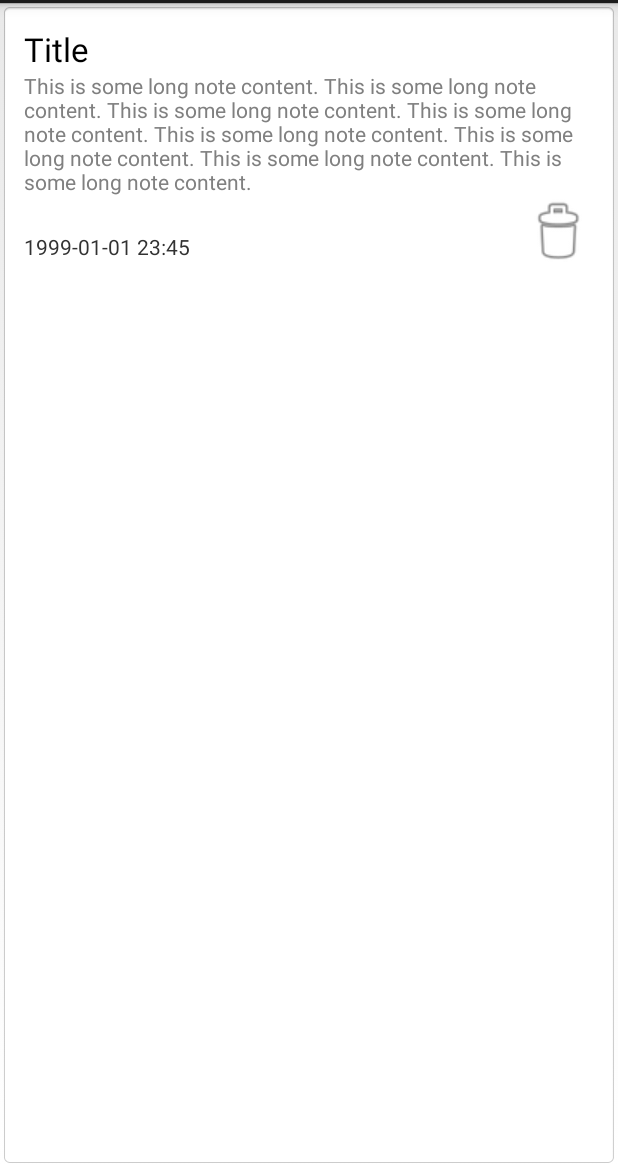
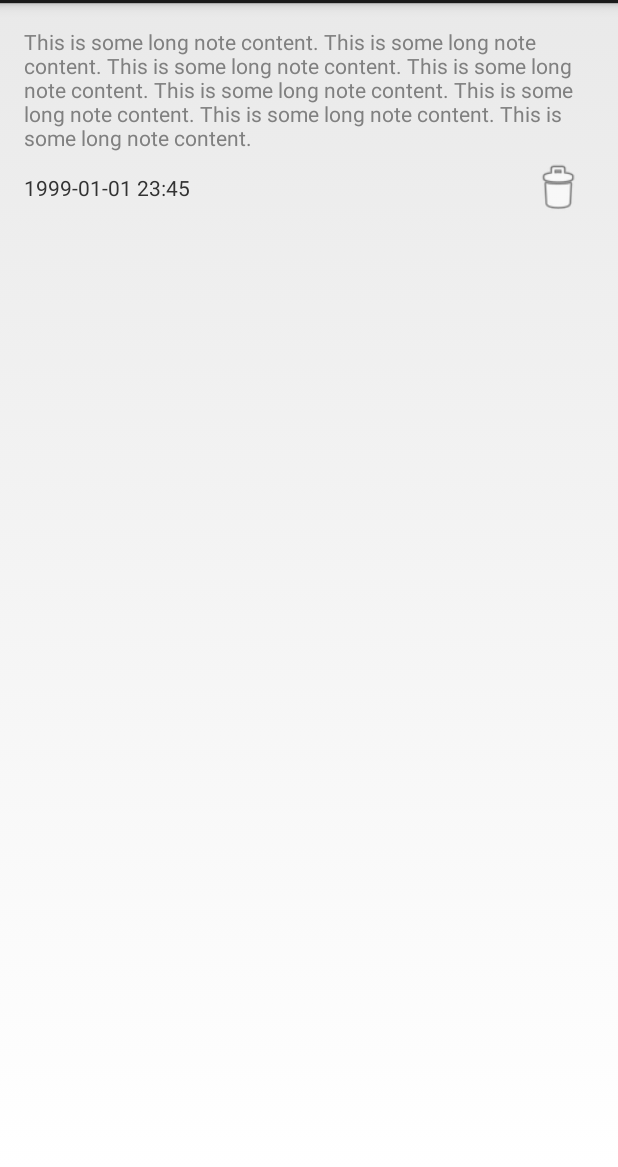
Before and after one commit to corneliudascalu/mvp-notes, an Android app: the layout note_details.xml on its own in the app's theme, with its tools: preview values and no code run, on a phone screen of 412 x 824 dp, the part 69-1236 px from its top. Run offline under Robolectric (Android 15) with nearby library versions, the phone set to English and light mode, and no system bars.

Commit message:
Implemented the logic for the NoteDetails dialog

```diff
--- a/app/src/main/java/com/corneliudascalu/mvpnotes/common/InjectedFragment.java
+++ b/app/src/main/java/com/corneliudascalu/mvpnotes/common/InjectedDialogFragment.java
@@ -1,6 +1,6 @@
 package com.corneliudascalu.mvpnotes.common;
 
-import android.app.Fragment;
+import android.app.DialogFragment;
 import android.os.Bundle;
 
 import java.util.List;
@@ -10,7 +10,7 @@ import dagger.ObjectGraph;
 /**
  * @author Corneliu Dascalu <corneliu.dascalu@gmail.com>
  */
-public abstract class InjectedFragment extends Fragment {
+public abstract class InjectedDialogFragment extends DialogFragment {
 
     private ObjectGraph objectGraph;
 
--- a/app/src/main/java/com/corneliudascalu/mvpnotes/data/model/Note.java
+++ b/app/src/main/java/com/corneliudascalu/mvpnotes/data/model/Note.java
@@ -11,6 +11,8 @@ import android.os.Parcelable;
  * @author Corneliu Dascalu <corneliu.dascalu@gmail.com>
  */
 public class Note implements Parcelable {
+
+    public static final String EXTRA_NOTE = Note.class.getSimpleName() + "extraNote";
 
     public long id;
 
--- a/app/src/main/java/com/corneliudascalu/mvpnotes/ui/view/details/NoteDetailsModule.java
+++ b/app/src/main/java/com/corneliudascalu/mvpnotes/ui/view/details/NoteDetailsModule.java
@@ -14,7 +14,7 @@ import dagger.Provides;
  * @author Corneliu Dascalu <corneliu.dascalu@gmail.com>
  */
 @Module
-        (injects = NoteDetailsFragment.class,
+        (injects = NoteDetailsDialogFragment.class,
                 addsTo = AppModule.class)
 public class NoteDetailsModule {
 
--- a/app/src/main/java/com/corneliudascalu/mvpnotes/ui/view/details/interfaces/NoteDetailsPresenter.java
+++ b/app/src/main/java/com/corneliudascalu/mvpnotes/ui/view/details/interfaces/NoteDetailsPresenter.java
@@ -1,9 +1,15 @@
 package com.corneliudascalu.mvpnotes.ui.view.details.interfaces;
+
+import com.corneliudascalu.mvpnotes.data.model.Note;
 
 /**
  * @author Corneliu Dascalu <corneliu.dascalu@gmail.com>
  */
 public interface NoteDetailsPresenter {
 
+    void setData(Note note);
+
+    void viewReady();
+
     void deleteNote();
 }
--- a/app/src/main/java/com/corneliudascalu/mvpnotes/ui/view/details/interfaces/NoteDetailsView.java
+++ b/app/src/main/java/com/corneliudascalu/mvpnotes/ui/view/details/interfaces/NoteDetailsView.java
@@ -10,4 +10,6 @@ public interface NoteDetailsView {
     void setNote(Note note);
 
     void close();
+
+    void showError(String error);
 }
--- a/app/src/main/res/layout/note_details.xml
+++ b/app/src/main/res/layout/note_details.xml
@@ -4,17 +4,8 @@
     xmlns:tools="http://schemas.android.com/tools"
     android:orientation="vertical"
     android:layout_width="match_parent"
-
     android:layout_height="match_parent"
-    android:padding="16dp"
-    android:background="@android:drawable/editbox_background">
-
-    <TextView
-        android:id="@+id/noteTitle"
-        android:layout_width="match_parent"
-        android:layout_height="wrap_content"
-        tools:text="Title"
-        style="@android:style/TextAppearance.DeviceDefault.Large" />
+    android:padding="16dp">
 
     <TextView
         android:id="@+id/noteText"
@@ -35,15 +26,16 @@
             android:layout_height="wrap_content"
             android:layout_weight="1"
             style="@android:style/TextAppearance.Small"
-            tools:text="1999-01-01 23:45"
-            android:layout_marginTop="10dp" />
+            tools:text="1999-01-01 23:45" />
 
         <ImageButton
+            android:id="@+id/deleteNoteButton"
             android:layout_width="48dp"
             android:layout_height="48dp"
             android:src="@android:drawable/ic_menu_delete"
-            android:background="@android:color/transparent"
-            android:scaleType="fitCenter"/>
+            android:background="@android:drawable/list_selector_background"
+            android:scaleType="fitCenter"
+            android:padding="5dp" />
     </LinearLayout>
 
 </LinearLayout>
```
Also changed, not shown: app/src/main/java/com/corneliudascalu/mvpnotes/data/interactor/impl/NoteInteractorImpl.java (+9 -1 lines), app/src/main/java/com/corneliudascalu/mvpnotes/ui/view/details/NoteDetailsDialogFragment.java (added, +125 -0 lines), app/src/main/java/com/corneliudascalu/mvpnotes/ui/view/details/NoteDetailsFragment.java (deleted, +0 -57 lines), app/src/main/java/com/corneliudascalu/mvpnotes/ui/view/details/SimpleNoteDetailsPresenter.java (+57 -0 lines), app/src/main/java/com/corneliudascalu/mvpnotes/ui/view/main/NotesActivity.java (+9 -0 lines).
